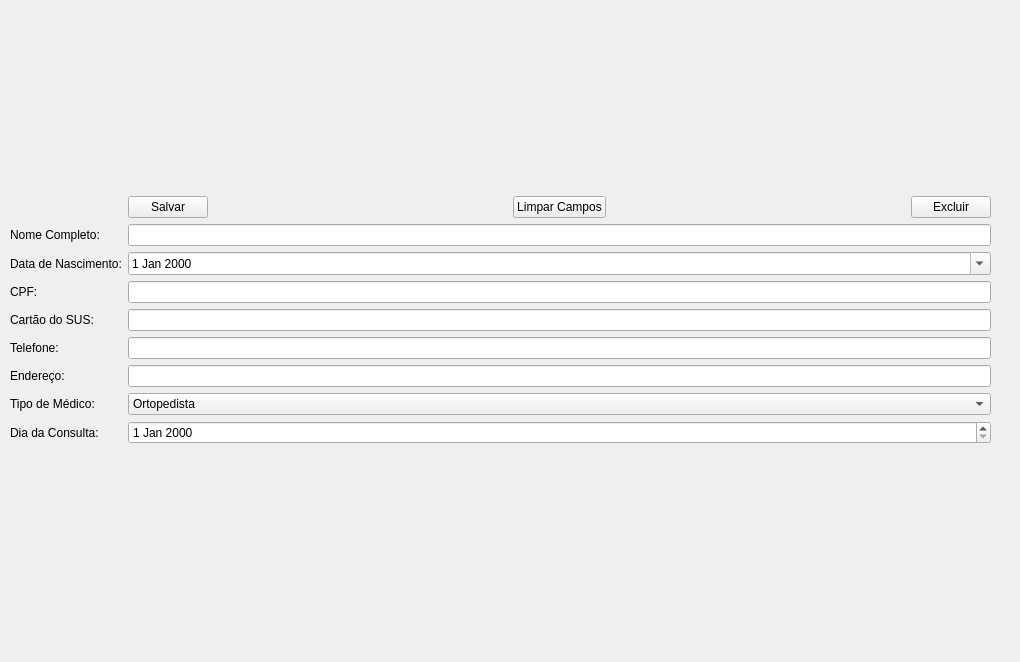
Qt form ui/cadastro.ui (willasantos/Projeto-SDMC) before a commit.
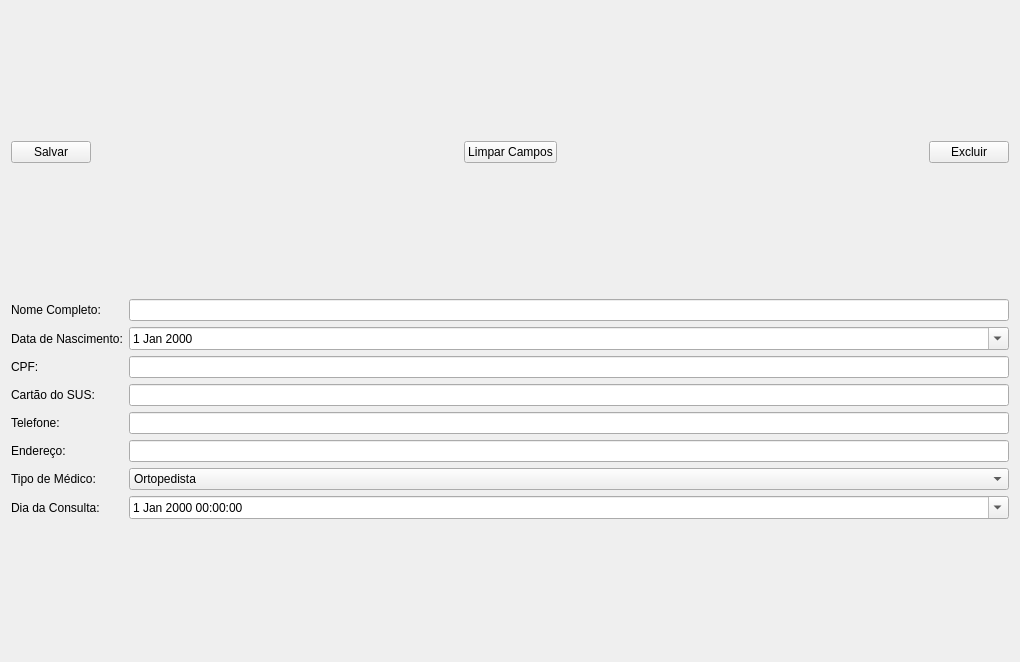
The same form after that commit.

Patch:
```diff
--- a/ui/cadastro.ui
+++ b/ui/cadastro.ui
@@ -13,36 +13,78 @@
   <property name="windowTitle">
    <string>Cadastro</string>
   </property>
-  <widget class="QWidget" name="">
-   <property name="geometry">
-    <rect>
-     <x>10</x>
-     <y>10</y>
-     <width>981</width>
-     <height>621</height>
-    </rect>
-   </property>
    <layout class="QVBoxLayout" name="verticalLayout">
     <item>
      <layout class="QHBoxLayout" name="horizontalLayout"/>
     </item>
+   <item>
+    <layout class="QHBoxLayout" name="horizontalLayout_2">
+     <item>
+      <widget class="QPushButton" name="bt_salvar">
+       <property name="text">
+        <string>Salvar</string>
+       </property>
+      </widget>
+     </item>
+     <item>
+      <spacer name="horizontalSpacer">
+       <property name="orientation">
+        <enum>Qt::Horizontal</enum>
+       </property>
+       <property name="sizeHint" stdset="0">
+        <size>
+         <width>40</width>
+         <height>20</height>
+        </size>
+       </property>
+      </spacer>
+     </item>
+     <item>
+      <widget class="QPushButton" name="bt_limpar">
+       <property name="text">
+        <string>Limpar Campos</string>
+       </property>
+      </widget>
+     </item>
+     <item>
+      <spacer name="horizontalSpacer_2">
+       <property name="orientation">
+        <enum>Qt::Horizontal</enum>
+       </property>
+       <property name="sizeHint" stdset="0">
+        <size>
+         <width>40</width>
+         <height>20</height>
+        </size>
+       </property>
+      </spacer>
+     </item>
+     <item>
+      <widget class="QPushButton" name="bt_excluir">
+       <property name="text">
+        <string>Excluir</string>
+       </property>
+      </widget>
+     </item>
+    </layout>
+   </item>
     <item>
      <layout class="QGridLayout" name="gridLayout">
-      <item row="7" column="0">
+     <item row="6" column="0">
        <widget class="QLabel" name="label_11">
         <property name="text">
          <string>Tipo de Médico:</string>
         </property>
        </widget>
       </item>
-      <item row="8" column="0">
+     <item row="7" column="0">
        <widget class="QLabel" name="label_13">
         <property name="text">
          <string>Dia da Consulta:</string>
         </property>
        </widget>
       </item>
-      <item row="7" column="3">
+     <item row="6" column="3">
        <widget class="QComboBox" name="combo_medico">
         <property name="editable">
          <bool>false</bool>
@@ -92,128 +134,80 @@
         </item>
        </widget>
       </item>
-      <item row="6" column="3">
+     <item row="5" column="3">
        <widget class="QLineEdit" name="endereco"/>
       </item>
-      <item row="1" column="0">
+     <item row="0" column="0">
        <widget class="QLabel" name="label_6">
         <property name="text">
          <string>Nome Completo:</string>
         </property>
        </widget>
       </item>
-      <item row="2" column="0">
+     <item row="1" column="0">
        <widget class="QLabel" name="label_12">
         <property name="text">
          <string>Data de Nascimento:</string>
         </property>
        </widget>
       </item>
-      <item row="1" column="3">
+     <item row="0" column="3">
        <widget class="QLineEdit" name="nome_com"/>
       </item>
-      <item row="2" column="3">
+     <item row="1" column="3">
        <widget class="QDateEdit" name="data_nascimento">
         <property name="calendarPopup">
          <bool>true</bool>
         </property>
        </widget>
       </item>
-      <item row="3" column="0">
+     <item row="2" column="0">
        <widget class="QLabel" name="label_7">
         <property name="text">
          <string>CPF:</string>
         </property>
        </widget>
       </item>
-      <item row="3" column="3">
+     <item row="2" column="3">
        <widget class="QLineEdit" name="cpf"/>
       </item>
-      <item row="4" column="0">
+     <item row="3" column="0">
        <widget class="QLabel" name="label_8">
         <property name="text">
          <string>Cartão do SUS:</string>
         </property>
        </widget>
       </item>
-      <item row="5" column="0">
+     <item row="4" column="0">
        <widget class="QLabel" name="label_9">
         <property name="text">
          <string>Telefone:</string>
         </property>
        </widget>
       </item>
-      <item row="4" column="3">
+     <item row="3" column="3">
        <widget class="QLineEdit" name="cartao_sus"/>
       </item>
-      <item row="5" column="3">
+     <item row="4" column="3">
        <widget class="QLineEdit" name="telefone"/>
       </item>
-      <item row="6" column="0">
+     <item row="5" column="0">
        <widget class="QLabel" name="label_10">
         <property name="text">
          <string>Endereço:</string>
         </property>
        </widget>
       </item>
-      <item row="8" column="3">
-       <widget class="QDateEdit" name="data_consulta"/>
-      </item>
-      <item row="0" column="3">
-       <layout class="QHBoxLayout" name="horizontalLayout_2">
-        <item>
-         <widget class="QPushButton" name="bt_salvar">
-          <property name="text">
-           <string>Salvar</string>
+     <item row="7" column="3">
+      <widget class="QDateTimeEdit" name="data_consulta">
+       <property name="calendarPopup">
+        <bool>true</bool>
           </property>
          </widget>
         </item>
-        <item>
-         <spacer name="horizontalSpacer">
-          <property name="orientation">
-           <enum>Qt::Horizontal</enum>
-          </property>
-          <property name="sizeHint" stdset="0">
-           <size>
-            <width>40</width>
-            <height>20</height>
-           </size>
-          </property>
-         </spacer>
-        </item>
-        <item>
-         <widget class="QPushButton" name="bt_limpar">
-          <property name="text">
-           <string>Limpar Campos</string>
-          </property>
-         </widget>
-        </item>
-        <item>
-         <spacer name="horizontalSpacer_2">
-          <property name="orientation">
-           <enum>Qt::Horizontal</enum>
-          </property>
-          <property name="sizeHint" stdset="0">
-           <size>
-            <width>40</width>
-            <height>20</height>
-           </size>
-          </property>
-         </spacer>
-        </item>
-        <item>
-         <widget class="QPushButton" name="bt_excluir">
-          <property name="text">
-           <string>Excluir</string>
-          </property>
-         </widget>
-        </item>
        </layout>
       </item>
      </layout>
-    </item>
-   </layout>
-  </widget>
  </widget>
  <resources/>
  <connections/>
```
Lines whose indentation alone changed are shown as unchanged.
